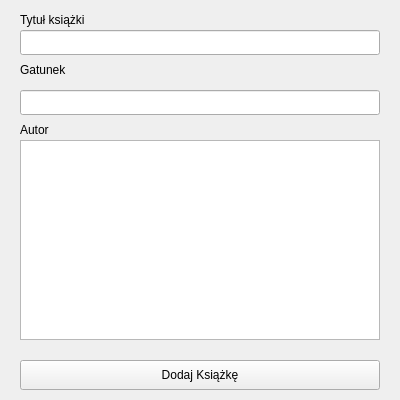
Before: the Qt Designer form Views/addBookUi.ui in Aniket1900/BookDatabase, drawn with Qt 5.
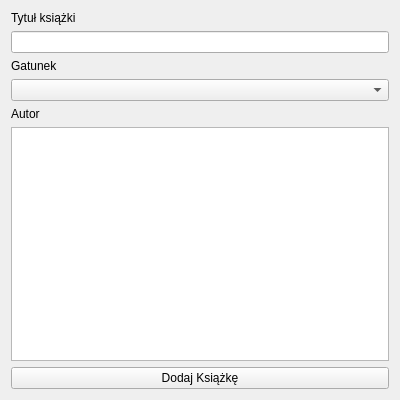
After: the same form once the commit is applied.

Commit message: Add book view link, warp string

```diff
--- a/Views/addBookUi.ui
+++ b/Views/addBookUi.ui
@@ -13,88 +13,45 @@
   <property name="windowTitle">
    <string>Dodaj książkę</string>
   </property>
+  <layout class="QVBoxLayout" name="verticalLayout">
+   <item>
   <widget class="QLabel" name="label">
-   <property name="geometry">
-    <rect>
-     <x>20</x>
-     <y>10</y>
-     <width>90</width>
-     <height>20</height>
-    </rect>
-   </property>
    <property name="text">
     <string>Tytuł książki</string>
    </property>
   </widget>
-  <widget class="QLineEdit" name="lineEdit">
-   <property name="geometry">
-    <rect>
-     <x>20</x>
-     <y>30</y>
-     <width>360</width>
-     <height>25</height>
-    </rect>
-   </property>
-  </widget>
-  <widget class="QLineEdit" name="lineEdit_2">
-   <property name="geometry">
-    <rect>
-     <x>20</x>
-     <y>90</y>
-     <width>360</width>
-     <height>25</height>
-    </rect>
-   </property>
-  </widget>
+   </item>
+   <item>
+    <widget class="QLineEdit" name="lineEdit"/>
+   </item>
+   <item>
   <widget class="QLabel" name="label_2">
-   <property name="geometry">
-    <rect>
-     <x>20</x>
-     <y>60</y>
-     <width>90</width>
-     <height>20</height>
-    </rect>
-   </property>
    <property name="text">
     <string>Gatunek</string>
    </property>
   </widget>
+   </item>
+   <item>
+    <widget class="QComboBox" name="comboBox"/>
+   </item>
+   <item>
   <widget class="QLabel" name="label_3">
-   <property name="geometry">
-    <rect>
-     <x>20</x>
-     <y>120</y>
-     <width>90</width>
-     <height>20</height>
-    </rect>
-   </property>
    <property name="text">
     <string>Autor</string>
    </property>
   </widget>
-  <widget class="QPushButton" name="pushButton">
-   <property name="geometry">
-    <rect>
-     <x>20</x>
-     <y>360</y>
-     <width>360</width>
-     <height>30</height>
-    </rect>
-   </property>
+   </item>
+   <item>
+    <widget class="QListView" name="authorListView"/>
+   </item>
+   <item>
+    <widget class="QPushButton" name="addBookButton">
    <property name="text">
     <string>Dodaj Książkę</string>
    </property>
   </widget>
-  <widget class="QListWidget" name="listWidget">
-   <property name="geometry">
-    <rect>
-     <x>20</x>
-     <y>140</y>
-     <width>360</width>
-     <height>200</height>
-    </rect>
-   </property>
-  </widget>
+   </item>
+  </layout>
  </widget>
  <resources/>
  <connections/>
```
Lines whose indentation alone changed are shown as unchanged. The commit also changes 3 other files.
